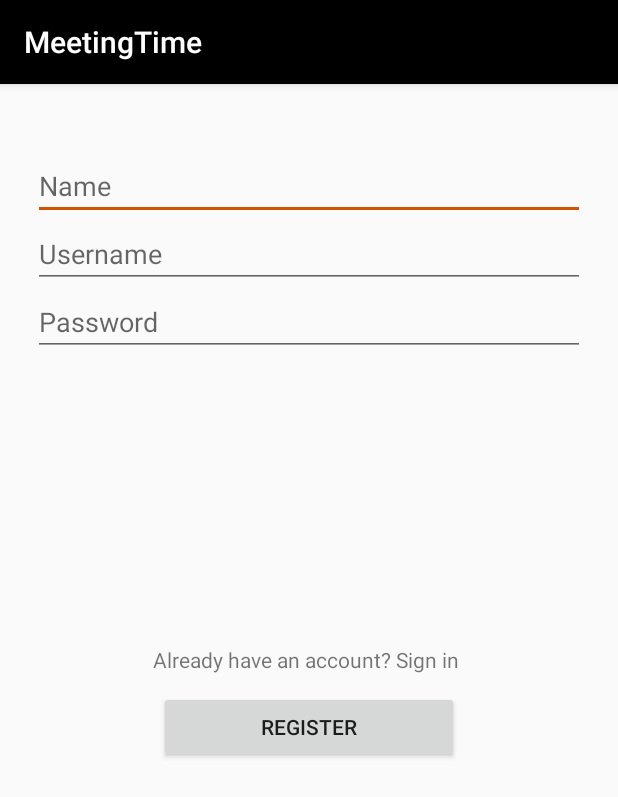
After one commit to Gillz17/MeetingTime, an Android app: the RegisterActivity screen opened directly, with no data from a screen before it, on a phone screen of 412 x 824 dp. The commit adds this screen. Shown: the top 797 px of the screen. Run offline under Robolectric (Android 15) with nearby library versions, the phone set to English and light mode, and no system bars.

Commit message:
Working on sign in and register

```diff
--- a/app/build.gradle
+++ b/app/build.gradle
@@ -30,9 +30,12 @@ dependencies {
     compile 'com.android.support.constraint:constraint-layout:1.0.2'
     compile 'com.google.firebase:firebase-auth:10.0.1'
     compile 'com.google.firebase:firebase-core:10.0.1'
+    compile 'com.google.android.gms:play-services-auth:10.0.1'
+    compile 'com.android.volley:volley:1.0.0'
     testCompile 'junit:junit:4.12'
 }
 
 
 
+
 apply plugin: 'com.google.gms.google-services'
--- a/app/src/main/AndroidManifest.xml
+++ b/app/src/main/AndroidManifest.xml
@@ -10,7 +10,7 @@
         android:supportsRtl="true"
         android:theme="@style/AppTheme">
         <activity
-            android:name=".MainActivity"
+            android:name=".HomepageActivity"
             android:label="@string/app_name">
             <intent-filter>
                 <action android:name="android.intent.action.MAIN" />
@@ -18,6 +18,7 @@
                 <category android:name="android.intent.category.LAUNCHER" />
             </intent-filter>
         </activity>
+        <activity android:name=".RegisterActivity"></activity>
     </application>
 
 </manifest>
--- a/app/src/main/java/project/senior/android/com/meetingtime/MainActivity.java
+++ b/app/src/main/java/project/senior/android/com/meetingtime/HomepageActivity.java
@@ -11,7 +11,7 @@ import android.widget.TextView;
 
 import com.google.firebase.analytics.FirebaseAnalytics;
 
-public class MainActivity extends AppCompatActivity {
+public class HomepageActivity extends AppCompatActivity {
 
     private FirebaseAnalytics mFirebaseAnalytics;
     private TextView group;
@@ -21,7 +21,7 @@ public class MainActivity extends AppCompatActivity {
     @Override
     protected void onCreate(final Bundle savedInstanceState) {
         super.onCreate(savedInstanceState);
-        setContentView(R.layout.activity_main);
+        setContentView(R.layout.homepage);
         mFirebaseAnalytics = FirebaseAnalytics.getInstance(this);
 
         group = (TextView) findViewById(R.id.text_groups);
--- /dev/null
+++ b/app/src/main/java/project/senior/android/com/meetingtime/RegisterActivity.java
@@ -0,0 +1,13 @@
+package project.senior.android.com.meetingtime;
+
+import android.support.v7.app.AppCompatActivity;
+import android.os.Bundle;
+
+public class RegisterActivity extends AppCompatActivity {
+
+    @Override
+    protected void onCreate(Bundle savedInstanceState) {
+        super.onCreate(savedInstanceState);
+        setContentView(R.layout.activity_register);
+    }
+}
--- /dev/null
+++ b/app/src/main/res/layout/activity_register.xml
@@ -0,0 +1,58 @@
+<?xml version="1.0" encoding="utf-8"?>
+<RelativeLayout
+    xmlns:android="http://schemas.android.com/apk/res/android"
+    xmlns:app="http://schemas.android.com/apk/res-auto"
+    xmlns:tools="http://schemas.android.com/tools"
+    android:layout_width="match_parent"
+    android:layout_height="match_parent"
+    tools:context="project.senior.android.com.meetingtime.RegisterActivity">
+
+
+    <EditText
+        android:id="@+id/tfName"
+        android:layout_width="368dp"
+        android:layout_height="wrap_content"
+        android:ems="10"
+        android:inputType="textPersonName"
+        android:hint="@string/name"
+        android:layout_alignParentTop="true"
+        android:layout_alignStart="@+id/tfUsername"
+        android:layout_marginTop="45dp" />
+
+    <EditText
+        android:id="@+id/tfUsername"
+        android:layout_width="368dp"
+        android:layout_height="wrap_content"
+        android:ems="10"
+        android:inputType="textPersonName"
+        android:hint="@string/username"
+        android:layout_below="@+id/tfName"
+        android:layout_alignStart="@+id/tfPassword" />
+
+    <EditText
+        android:id="@+id/tfPassword"
+        android:layout_width="368dp"
+        android:layout_height="wrap_content"
+        android:ems="10"
+        android:hint="@string/password"
+        android:inputType="textPassword"
+        android:layout_below="@+id/tfUsername"
+        android:layout_centerHorizontal="true" />
+
+    <Button
+        android:id="@+id/bRegister"
+        android:layout_width="200dp"
+        android:layout_height="wrap_content"
+        android:text="@string/register"
+        android:layout_below="@+id/tvSignin"
+        android:layout_centerHorizontal="true"
+        android:layout_marginTop="11dp" />
+
+    <TextView
+        android:id="@+id/tvSignin"
+        android:layout_width="wrap_content"
+        android:layout_height="wrap_content"
+        android:text="@string/signInMessage"
+        android:layout_centerVertical="true"
+        android:layout_alignEnd="@+id/bRegister" />
+</RelativeLayout>
--- a/app/src/main/res/values/colors.xml
+++ b/app/src/main/res/values/colors.xml
@@ -1,9 +1,9 @@
 <?xml version="1.0" encoding="utf-8"?>
 <resources>
-    <color name="colorPrimary">#607D8B</color>
-    <color name="colorPrimaryDark">#34515E</color>
-    <color name="colorPrimaryLight">#c3cfd5</color>
-    <color name="colorAccent">#FFAB40</color>
+    <color name="colorPrimary">#000000</color>
+    <color name="colorPrimaryDark">#FFFFFF</color>
+    <color name="colorPrimaryLight">#BDBDBD</color>
+    <color name="colorAccent">#CF5300</color>
     <color name="white">#FFFFFF</color>
     <color name="black">#000000</color>
     <color name="red">#f44242</color>
--- a/app/src/main/res/values/strings.xml
+++ b/app/src/main/res/values/strings.xml
@@ -1,10 +1,22 @@
 <resources>
+    <string name="server_client_id">334187707555-p5cid9inbh2ubnd5qirq3ucnl19e273i.apps.googleusercontent.com</string>
     <string name="app_name">MeetingTime</string>
     <string name="group">Groups</string>
     <string name="cal">Calendar</string>
     <string name="up">Upcoming</string>
     <string name="descrip">Logo</string>
-    <string name="message">Please sign into see your calendar</string>
+    <string name="message">New here? Register</string>
     <string name="register">Register</string>
     <string name="sign_in">Sign In</string>
+    <string name="sun">SUN</string>
+    <string name="mon">MON</string>
+    <string name="tue">TUE</string>
+    <string name="weds">WED</string>
+    <string name="thur">THU</string>
+    <string name="fri">FRI</string>
+    <string name="sat">SAT</string>
+    <string name="password">Password</string>
+    <string name="username">Username</string>
+    <string name="name">Name</string>
+    <string name="signInMessage">Already have an account? Sign in</string>
 </resources>
--- a/build.gradle
+++ b/build.gradle
@@ -3,14 +3,11 @@
 buildscript {
     repositories {
         jcenter()
-        mavenCentral()
     }
     dependencies {
         classpath 'com.android.tools.build:gradle:2.3.3'
+        classpath 'com.google.gms:google-services:3.0.0'
 
-        // NOTE: Do not place your application dependencies here; they belong
-        // in the individual module build.gradle files
-        classpath 'com.google.gms:google-services:3.0.0'
     }
 }
 
```
Also changed, not shown: app/src/main/java/project/senior/android/com/meetingtime/LoginActivity.java (+16 -4 lines), app/src/main/res/layout/activity_login.xml (+34 -50 lines), app/src/main/res/layout/homepage.xml (renamed from app/src/main/res/layout/activity_main.xml), 1 other file.
